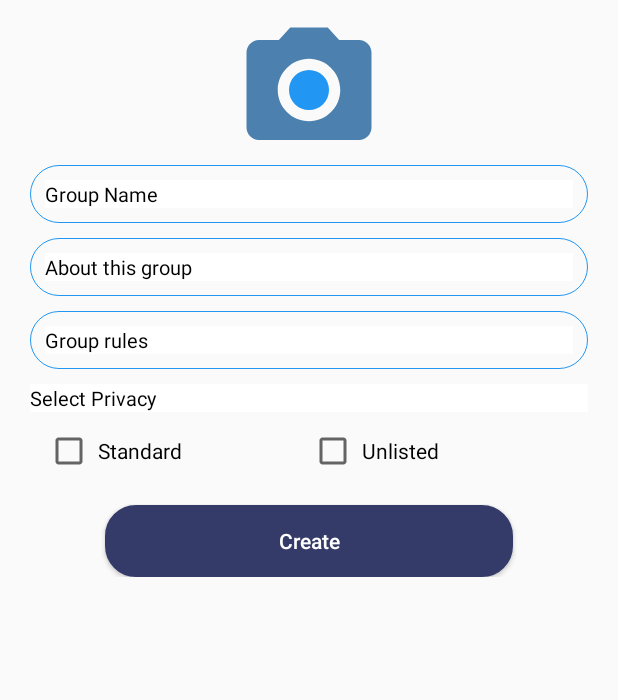
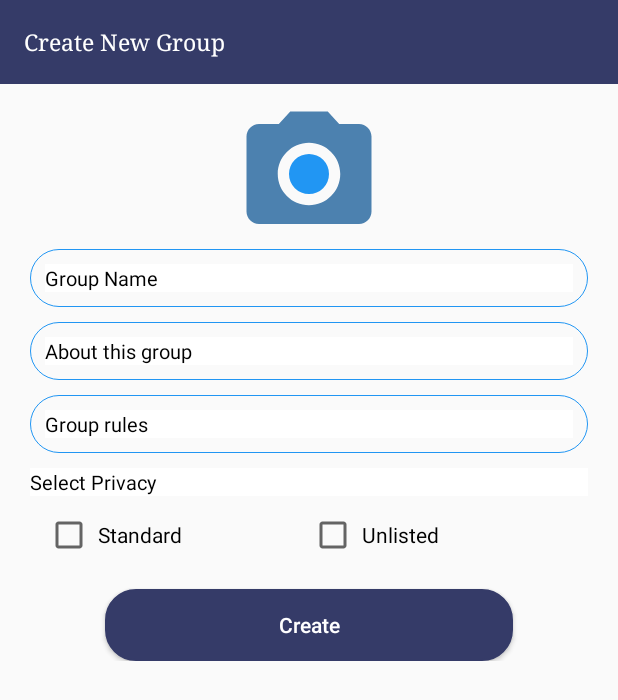
Before and after one commit to ssheetalshah/DGFABApp1, an Android app: the CreateNewGroup screen opened directly, with no data from a screen before it, on a phone screen of 412 x 824 dp. Shown: the top 700 px of the screen. Run offline under Robolectric (Android 15) with nearby library versions, the phone set to English and light mode, and no system bars; libraries missing offline, so code that uses them is left out: me.relex.circleindicator.

Commit message:
by rrrrr

```diff
--- a/app/src/main/java/com/ics/dgfabapp/DirCateActivity.java
+++ b/app/src/main/java/com/ics/dgfabapp/DirCateActivity.java
@@ -103,9 +103,9 @@ public class DirCateActivity extends AppCompatActivity {
         listDataChild = new HashMap<String, List<String>>();
 
         // Adding child data
-        listDataHeader.add("Mobiles & Tablets");
-        listDataHeader.add("Electronics");
-        listDataHeader.add("Fashion");
+        listDataHeader.add(R.drawable.camera,"Mobiles & Tablets");
+        listDataHeader.add(R.drawable.camera,"Electronics");
+        listDataHeader.add(R.drawable.camera,"Fashion");
 
         // Adding child data
         List<String> top250 = new ArrayList<String>();
--- a/app/src/main/java/com/ics/dgfabapp/adapter/ExpandableListAdapter.java
+++ b/app/src/main/java/com/ics/dgfabapp/adapter/ExpandableListAdapter.java
@@ -88,8 +88,7 @@ public class ExpandableListAdapter extends BaseExpandableListAdapter {
             convertView = infalInflater.inflate(R.layout.list_group, null);
         }
 
-        TextView lblListHeader = (TextView) convertView
-                .findViewById(R.id.lblListHeader);
+        TextView lblListHeader = (TextView) convertView.findViewById(R.id.lblListHeader);
         lblListHeader.setTypeface(null, Typeface.BOLD);
         lblListHeader.setText(headerTitle);
 
--- a/app/src/main/res/layout/activity_create_new_group.xml
+++ b/app/src/main/res/layout/activity_create_new_group.xml
@@ -1,8 +1,30 @@
 <?xml version="1.0" encoding="utf-8"?>
-<FrameLayout xmlns:android="http://schemas.android.com/apk/res/android"
+<LinearLayout xmlns:android="http://schemas.android.com/apk/res/android"
     xmlns:tools="http://schemas.android.com/tools"
     android:layout_width="match_parent"
+    android:orientation="vertical"
     android:layout_height="match_parent">
+
+    <android.support.v7.widget.Toolbar xmlns:android="http://schemas.android.com/apk/res/android"
+    xmlns:app="http://schemas.android.com/apk/res-auto"
+    android:id="@+id/toolbar_post"
+    android:layout_width="match_parent"
+    android:layout_height="wrap_content"
+    android:background="@color/colorPrimary"
+    android:fitsSystemWindows="true"
+    tools:ignore="MissingConstraints">
+
+    <TextView
+    android:layout_width="wrap_content"
+    android:layout_height="wrap_content"
+    android:text="Create New Group"
+    android:textColor="#fff"
+    android:textSize="15dp"
+    android:textStyle="normal"
+    android:typeface="serif" />
+
+    </android.support.v7.widget.Toolbar>
+
 
     <LinearLayout
         android:layout_width="match_parent"
@@ -201,4 +223,4 @@
         </ScrollView>
     </LinearLayout>
 
-</FrameLayout>
+</LinearLayout>
```
Also changed, not shown: app/src/main/res/layout/activity_profile.xml (+3 -5 lines), app/src/main/res/layout/list_group.xml (+14 -0 lines).
